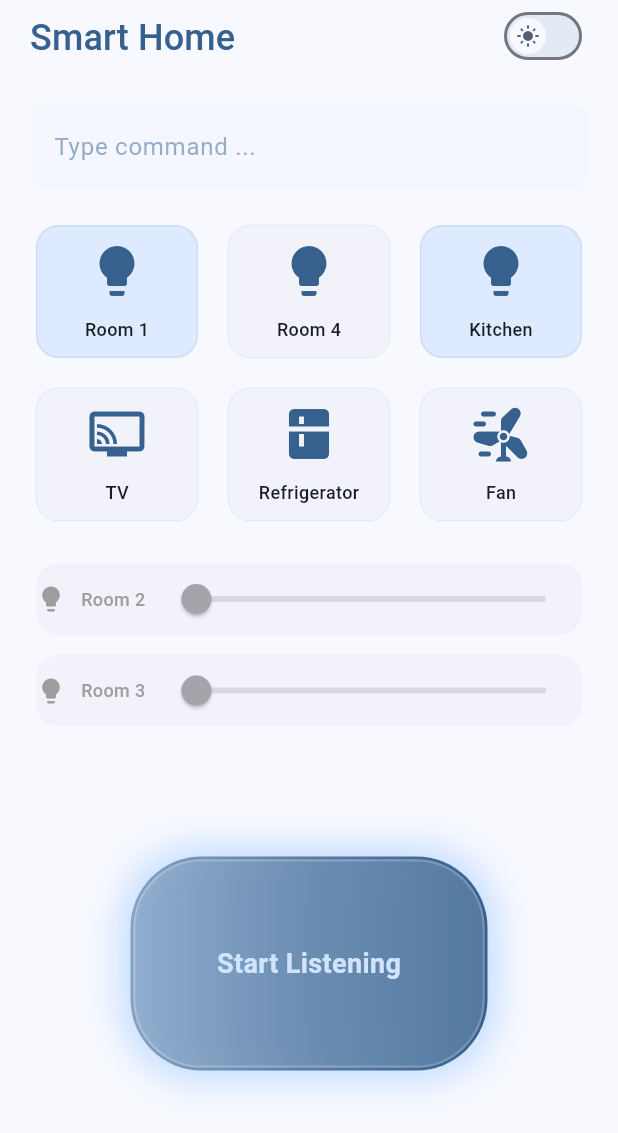
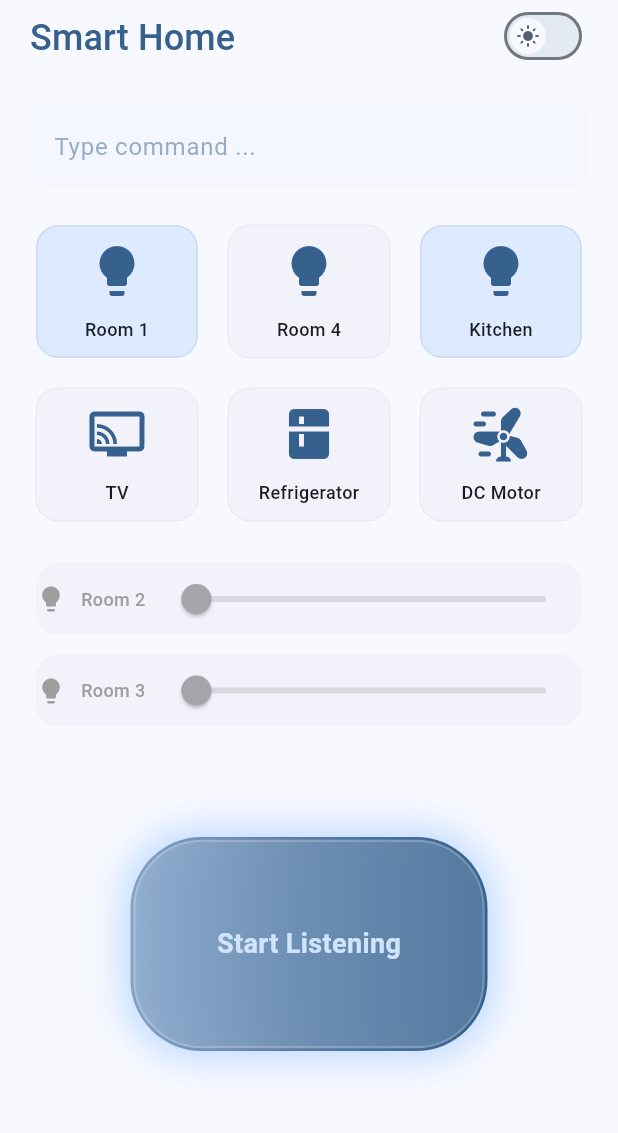
Before and after one commit to HaseebKahn365/ai_es, a Flutter app: the screen it shows after launch, on a phone screen of 412 x 824 dp. Shown: the top 1133 px of the screen. Run offline on Flutter 3.47's test engine with Material 3 defaults, Android fonts, the phone set to English and light mode, and no system bars; our stand-ins replace flutter_tts, speech_to_text.

Commit message:
states handled

```diff
--- a/lib/ai_provider.dart
+++ b/lib/ai_provider.dart
@@ -182,6 +182,8 @@ class AIAssistantProvider extends ChangeNotifier {
     }
   }
 
+  //send state to new endpoint ie. commandEndPoint
+
   // Send voice command to server
 
 /*
--- a/lib/bool_children.dart
+++ b/lib/bool_children.dart
@@ -37,7 +37,7 @@ const Map<String, String> deviceNames = {
   "kitchen light": "Kitchen",
   "TV": "TV",
   "Refrigerator": "Refrigerator",
-  "DC motor": "Fan",
+  "DC motor": "DC Motor",
   "room 2 light": "Room 2",
   "room 3 light": "Room 3",
   "Servo motor": "Servo",
@@ -93,7 +93,13 @@ class BoolChild extends StatelessWidget {
     final bool isOn = _determineDeviceState(deviceState);
     log('$device state: $isOn');
 
-    return Card(
+    return GestureDetector(
+      onTap: () {
+        // Use global aiProvider directly
+        log('Toggling $device');
+        aiProvider.changeRoom1(!isOn);
+      },
+      child: Card(
         elevation: 0,
         color: isOn ? Theme.of(context).colorScheme.primaryContainer.withOpacity(0.7) : null,
         shape: RoundedRectangleBorder(borderRadius: BorderRadius.circular(15), side: BorderSide(color: Theme.of(context).colorScheme.primary.withOpacity(0.1), width: isOn ? 1 : 0)),
@@ -114,6 +120,7 @@ class BoolChild extends StatelessWidget {
               ),
             ),
           ],
+        ),
       ),
     );
   }
--- a/lib/home.dart
+++ b/lib/home.dart
@@ -128,9 +128,10 @@ class VoiceControlScreen extends StatelessWidget {
                         width: double.infinity,
                         child: Text(
                           aiProvider.text.isEmpty ? '' : aiProvider.text,
-                          style: const TextStyle(
-                            fontSize: 24,
-                            fontWeight: FontWeight.w200,
+                          style: TextStyle(
+                            fontSize: 15,
+                            color: Theme.of(context).colorScheme.primary.withOpacity(0.7),
+                            fontWeight: FontWeight.w500,
                             letterSpacing: 1.2,
                           ),
                           textAlign: TextAlign.center,
```
Lines whose indentation alone changed are shown as unchanged.
